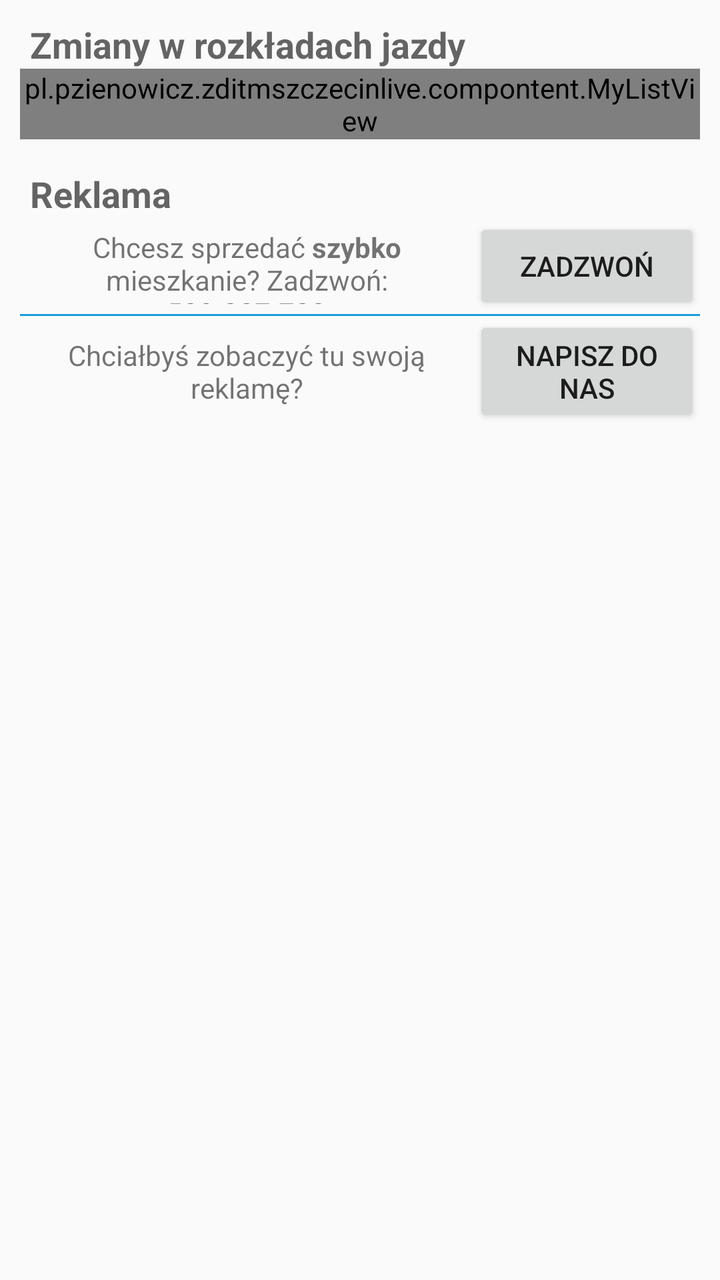
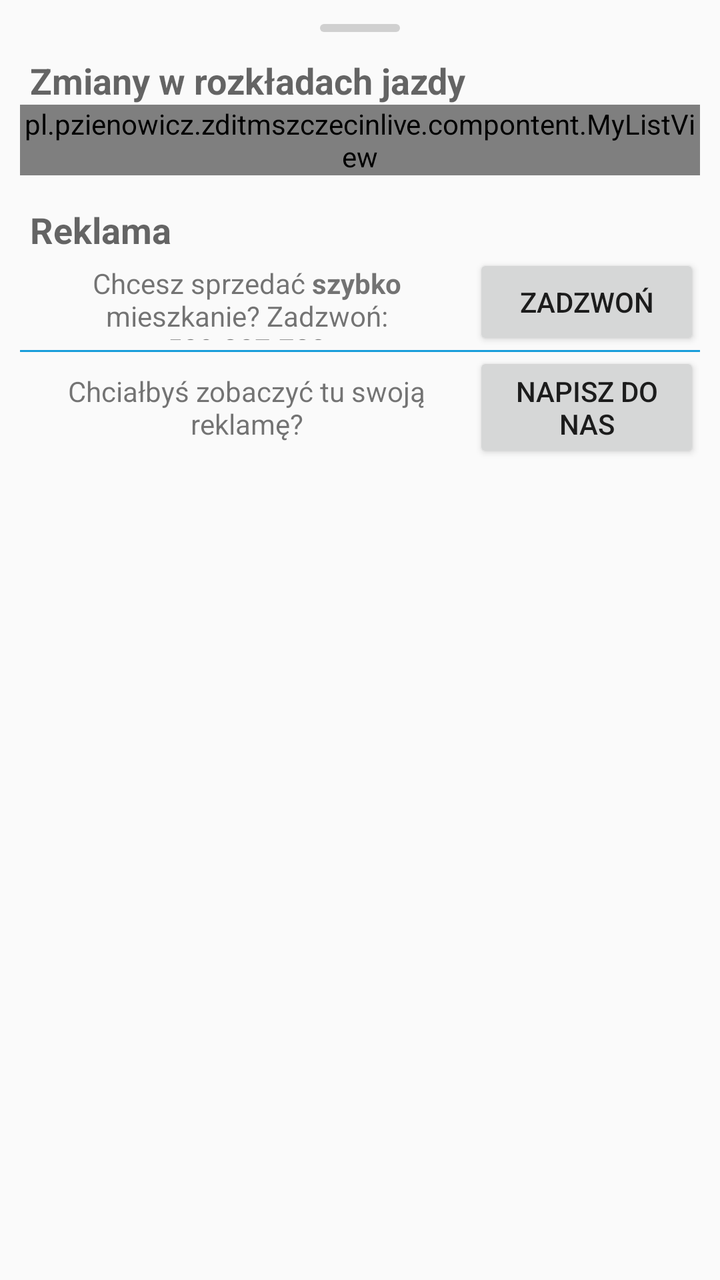

Screens rendered from an Android XML layout before and after an edit, with the pre-edit source and the edit as a unified diff.
<!-- AndroidManifest.xml: application theme AppTheme -->
<!-- res/layout/dialog_info.xml -->
<?xml version="1.0" encoding="utf-8"?>
<RelativeLayout
    xmlns:android="http://schemas.android.com/apk/res/android"
    android:layout_width="match_parent"
    android:layout_height="wrap_content">

    <ScrollView
        android:layout_width="match_parent"
        android:layout_height="wrap_content">

        <LinearLayout
            android:orientation="vertical"
            android:layout_width="match_parent"
            android:layout_height="wrap_content"
            android:padding="10dp">

            <TextView
                android:layout_width="wrap_content"
                android:layout_height="wrap_content"
                android:layout_marginLeft="5dp"
                android:textAppearance="?android:attr/textAppearanceMedium"
                android:textStyle="bold"
                android:id="@+id/label1"
                android:text="@string/changes" />

            <pl.pzienowicz.zditmszczecinlive.compontent.MyListView
                android:layout_width="match_parent"
                android:layout_height="wrap_content"
                android:id="@+id/listView"
                />

            <TextView
                android:id="@+id/noInfoTv"
                android:layout_width="wrap_content"
                android:layout_height="wrap_content"
                android:text="@string/no_changes"
                android:visibility="gone"/>

            <TextView
                android:layout_width="wrap_content"
                android:layout_height="wrap_content"
                android:layout_marginLeft="5dp"
                android:layout_marginTop="15dp"
                android:textAppearance="?android:attr/textAppearanceMedium"
                android:textStyle="bold"
                android:id="@+id/label2"
                android:text="@string/ad" />

            <LinearLayout
                android:layout_width="match_parent"
                android:layout_height="wrap_content"
                android:orientation="horizontal">

                <TextView
                    android:gravity="center"
                    android:layout_width="0dp"
                    android:layout_weight="2"
                    android:layout_height="match_parent"
                    android:padding="5dp"
                    android:text="@string/ad_flats"/>

                <Button
                    android:id="@+id/ad2Button"
                    android:layout_width="0dp"
                    android:layout_weight="1"
                    android:layout_height="wrap_content"
                    android:text="@string/call"/>
            </LinearLayout>

            <View
                android:layout_width="match_parent"
                android:layout_height="1dp"
                android:background="@color/colorAccent"/>

            <LinearLayout
                android:layout_width="match_parent"
                android:layout_height="wrap_content"
                android:orientation="horizontal">

                <TextView
                    android:gravity="center"
                    android:layout_width="0dp"
                    android:layout_weight="2"
                    android:layout_height="wrap_content"
                    android:padding="5dp"
                    android:text="@string/ad_text"/>

                <Button
                    android:id="@+id/contactUsBtn"
                    android:layout_width="0dp"
                    android:layout_weight="1"
                    android:layout_height="wrap_content"
                    android:text="@string/contact_us"/>
            </LinearLayout>

        </LinearLayout>
    </ScrollView>

    <FrameLayout
        android:id="@+id/progressBarHolder"
        android:layout_width="match_parent"
        android:layout_height="match_parent"
        android:alpha="0.4"
        android:animateLayoutChanges="true"
        android:background="#000000"
        android:layout_gravity="center"
        android:visibility="gone" >

        <ProgressBar
            style="?android:attr/progressBarStyleLarge"
            android:layout_width="wrap_content"
            android:layout_height="wrap_content"
            android:layout_gravity="center"
            android:indeterminate="true"/>

    </FrameLayout>

</RelativeLayout>
<!-- resources referenced by this layout -->
<resources>
  <color name="colorAccent">#199DDA</color>
  <string name="ad">Reklama</string>
  <string name="ad_flats">Chcesz sprzedać <b>szybko</b> mieszkanie? Zadzwoń: 509-207-723</string>
  <string name="ad_text">Chciałbyś zobaczyć tu swoją reklamę?</string>
  <string name="call">Zadzwoń</string>
  <string name="changes">Zmiany w rozkładach jazdy</string>
  <string name="contact_us">Napisz do nas</string>
  <string name="no_changes">Brak aktualności</string>
  <style name="AppTheme" parent="Theme.AppCompat.Light.DarkActionBar">
          
          <item name="colorPrimary">@color/colorPrimary</item>
          <item name="colorPrimaryDark">@color/colorPrimaryDark</item>
          <item name="colorAccent">@color/colorAccent</item>
          <item name="android:windowLightStatusBar">true</item>
          <item name="android:windowLightNavigationBar">true</item>
      </style>
  <color name="colorPrimary">#199DDA</color>
  <color name="colorPrimaryDark">#23307B</color>
</resources>

<!-- the commit's change to res/layout/dialog_info.xml (unified diff, before → after) -->
@@ -13,6 +13,14 @@
             android:layout_width="match_parent"
             android:layout_height="wrap_content"
             android:padding="10dp">
+
+            <View
+                android:layout_width="40dp"
+                android:layout_height="4dp"
+                android:layout_gravity="center_horizontal"
+                android:layout_marginTop="2dp"
+                android:layout_marginBottom="12dp"
+                android:background="@drawable/bg_bottom_sheet_handle" />
 
             <TextView
                 android:layout_width="wrap_content"
@@ -99,7 +107,7 @@
     <FrameLayout
         android:id="@+id/progressBarHolder"
         android:layout_width="match_parent"
-        android:layout_height="match_parent"
+        android:layout_height="120dp"
         android:alpha="0.4"
         android:animateLayoutChanges="true"
         android:background="#000000"
<!-- resource entries referenced after the edit -->
@@ -1,6 +1,14 @@
 <!-- resources referenced by this layout -->
 <resources>
   <color name="colorAccent">#199DDA</color>
+  <!-- drawable bg_bottom_sheet_handle (drawable) -->
+  <?xml version="1.0" encoding="utf-8"?>
+  <shape xmlns:android="http://schemas.android.com/apk/res/android"
+      android:shape="rectangle">
+  
+      <solid android:color="@color/bottom_sheet_handle" />
+      <corners android:radius="2dp" />
+  </shape>
   <string name="ad">Reklama</string>
   <string name="ad_flats">Chcesz sprzedać <b>szybko</b> mieszkanie? Zadzwoń: 509-207-723</string>
   <string name="ad_text">Chciałbyś zobaczyć tu swoją reklamę?</string>
@@ -16,6 +24,7 @@
           <item name="android:windowLightStatusBar">true</item>
           <item name="android:windowLightNavigationBar">true</item>
       </style>
+  <color name="bottom_sheet_handle">#D0D0D0</color>
   <color name="colorPrimary">#199DDA</color>
   <color name="colorPrimaryDark">#23307B</color>
 </resources>
